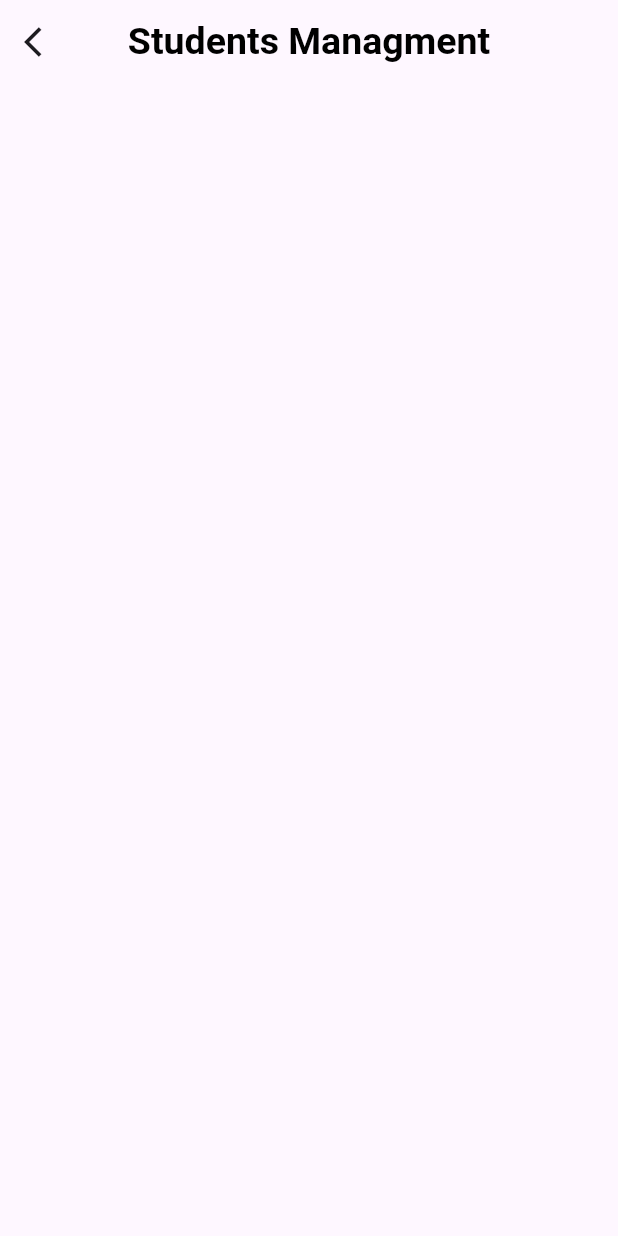
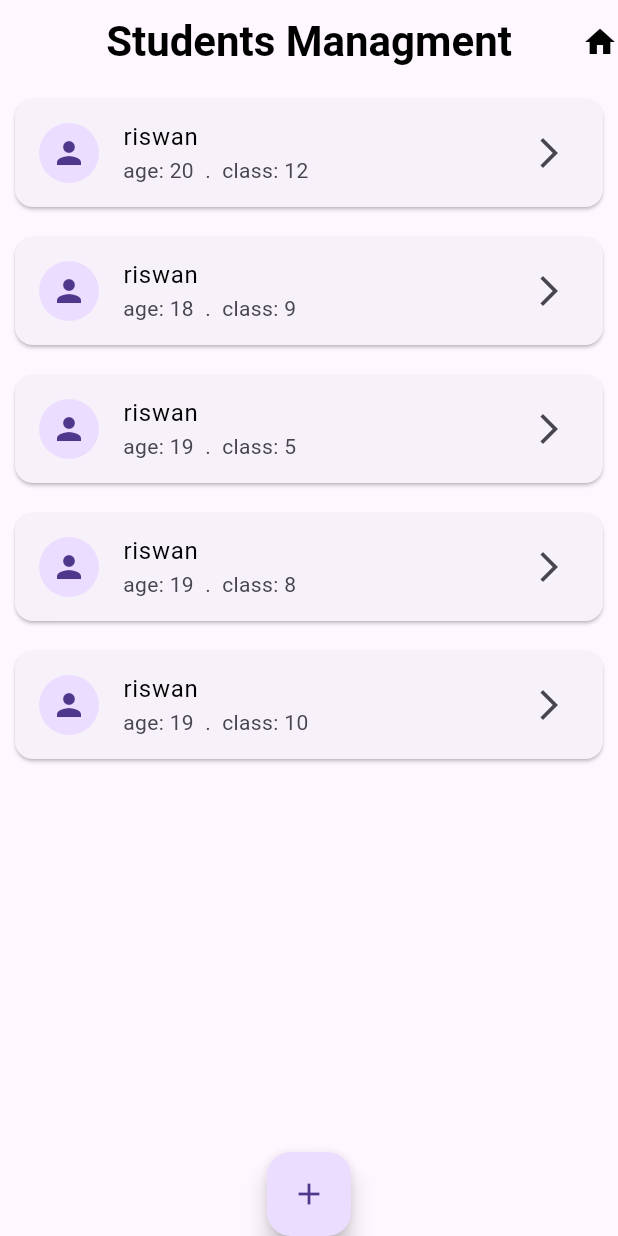
Before and after one commit to shamseernpm-beep/students_managment, a Flutter app: the screen it shows after launch, on a phone screen of 412 x 824 dp. Run offline on Flutter 3.47's test engine with Material 3 defaults, Android fonts, the phone set to English and light mode, and no system bars.

Commit message:
start student managment

```diff
--- a/lib/home.dart
+++ b/lib/home.dart
@@ -1,4 +1,5 @@
 import 'package:flutter/material.dart';
+import 'package:stuent_managment/add.dart';
 
 class Home extends StatefulWidget {
   const Home({super.key});
@@ -8,20 +9,65 @@ class Home extends StatefulWidget {
 }
 
 class _HomeState extends State<Home> {
+  List<Map<String, dynamic>> students = [
+    {'name': 'riswan', 'age': 20, 'class': 12},
+    {'name': 'riswan', 'age': 18, 'class': 9},
+    {'name': 'riswan', 'age': 19, 'class': 5},
+    {'name': 'riswan', 'age': 19, 'class': 8},
+    {'name': 'riswan', 'age': 19, 'class': 10},
+  ];
   @override
   Widget build(BuildContext context) {
     return Scaffold(
       appBar: AppBar(
-        leading: Icon(Icons.arrow_back_ios),
         title: Text(
           "Students Managment",
           style: TextStyle(
-            fontSize: 25,
+            fontSize: 28,
             fontWeight: FontWeight(700),
             color: Colors.black,
           ),
         ),
         centerTitle: true,
+        actions: [Icon(Icons.home, color: Colors.black)],
+      ),
+      body: Center(
+        child: Column(
+          children: [
+            Expanded(
+              child: ListView.builder(
+                itemCount: students.length,
+                itemBuilder: (context, index) {
+                  final student = students[index];
+
+                  return Card(
+                    margin: EdgeInsets.all(10),
+                    child: ListTile(
+                      leading: CircleAvatar(child: Icon(Icons.person)),
+                      title: Text(
+                        student['name'],
+                        style: TextStyle(color: Colors.black),
+                      ),
+                      subtitle: Text(
+                        'age: ${student['age']}  .  class: ${student['class']}',
+                      ),
+                      trailing: Icon(Icons.arrow_forward_ios),
+                    ),
+                  );
+                },
+              ),
+            ),
+            FloatingActionButton(
+              onPressed: () {
+                Navigator.push(
+                  context,
+                  MaterialPageRoute(builder: (context) => AddStudents()),
+                );
+              },
+              child: Icon(Icons.add),
+            ),
+          ],
+        ),
       ),
     );
   }
--- a/lib/main.dart
+++ b/lib/main.dart
@@ -3,16 +3,16 @@ import 'package:flutter/material.dart';
 import 'home.dart';
 
 void main() {
-  runApp(Student());
+  runApp(Students());
 }
 
-class Student extends StatelessWidget {
-  const Student({super.key});
+class Students extends StatelessWidget {
+  const Students({super.key});
 
   @override
   Widget build(BuildContext context) {
     return MaterialApp(
-      theme: ThemeData(primaryColor: Colors.white),
+      title: "Student_Managment",
       debugShowCheckedModeBanner: false,
       home: Home(),
     );
--- a/pubspec.yaml
+++ b/pubspec.yaml
@@ -34,6 +34,7 @@ dependencies:
   # The following adds the Cupertino Icons font to your application.
   # Use with the CupertinoIcons class for iOS style icons.
   cupertino_icons: ^1.0.8
+  hive_flutter: ^1.1.0
 
 dev_dependencies:
   flutter_test:
```
Also changed, not shown: lib/add.dart (added, +107 -0 lines), pubspec.lock, 2 other files.
